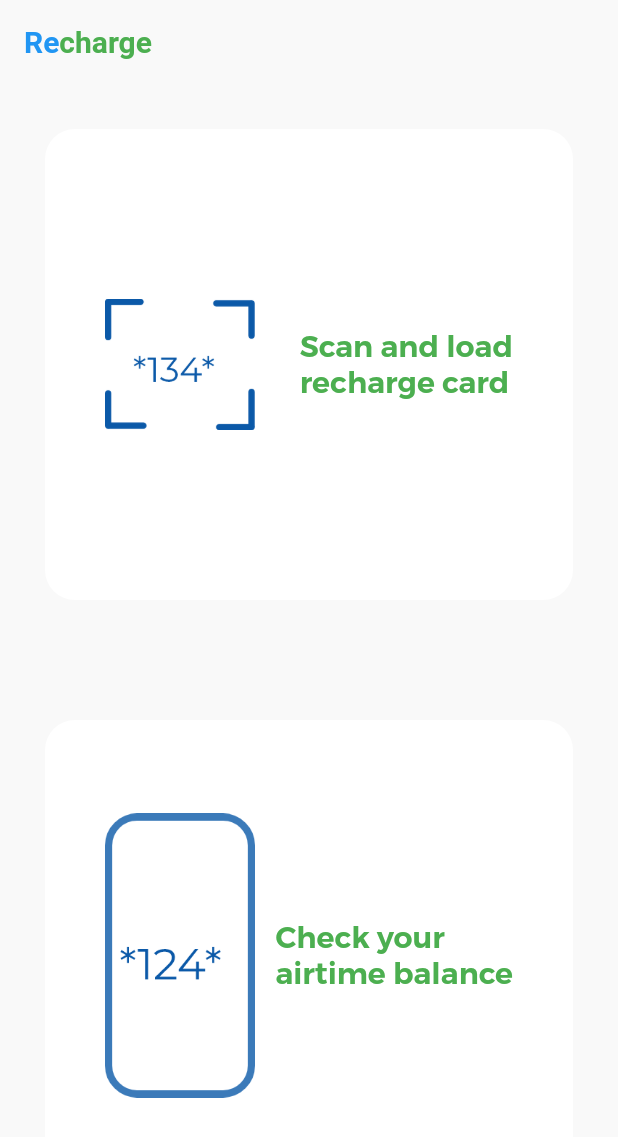
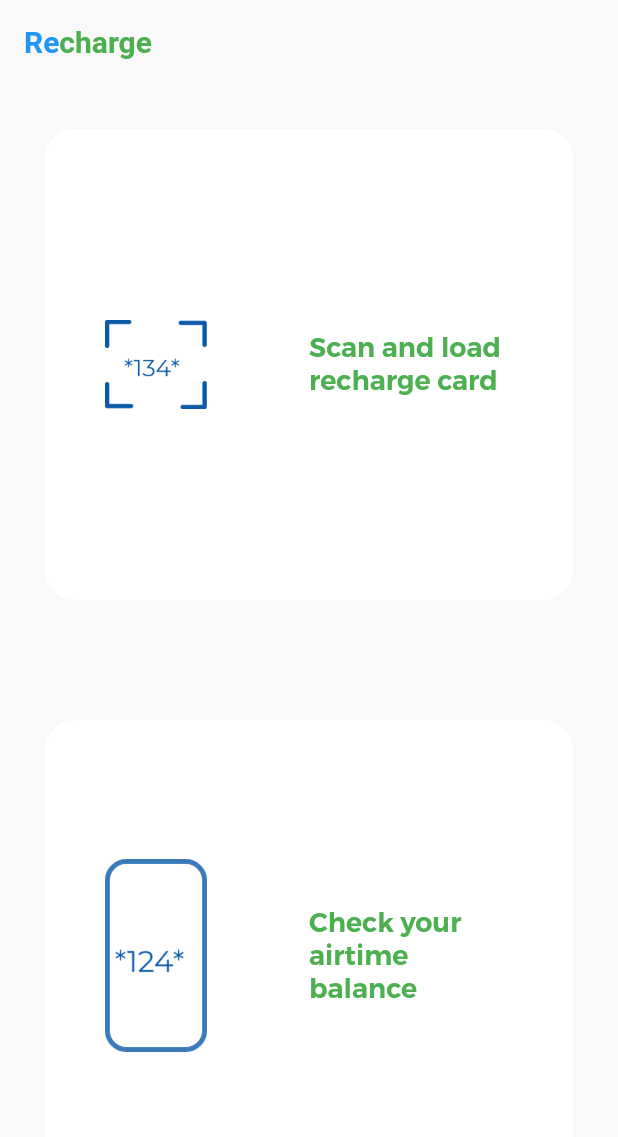
Before and after one commit to GabbyOwusu/recharge, a Flutter app: the MyHomePage screen opened directly, on a phone screen of 412 x 824 dp. Shown: the top 1137 px of the screen. Run offline on Flutter 3.47's test engine with Material 2 defaults, Android fonts, the phone set to English and light mode, and no system bars; our stand-ins replace get_it, image_picker.

Commit message:
Added sizing fixes

```diff
--- a/lib/widgets/home_card.dart
+++ b/lib/widgets/home_card.dart
@@ -27,17 +27,23 @@ class HomeCard extends StatelessWidget {
             mainAxisAlignment: MainAxisAlignment.center,
             crossAxisAlignment: CrossAxisAlignment.center,
             children: [
-              Image.asset(
+              Expanded(
+                flex: 1,
+                child: Image.asset(
                   imageAsset,
                   width: 100,
                 ),
+              ),
               Spacer(),
-              Text(
+              Expanded(
+                flex: 2,
+                child: Text(
                   label,
                   style: TextStyle(
-                  fontSize: 20,
+                    fontSize: 18,
                     color: Colors.green,
                     fontWeight: FontWeight.w600,
+                  ),
                 ),
               ),
             ],
```
Lines whose indentation alone changed are shown as unchanged.
